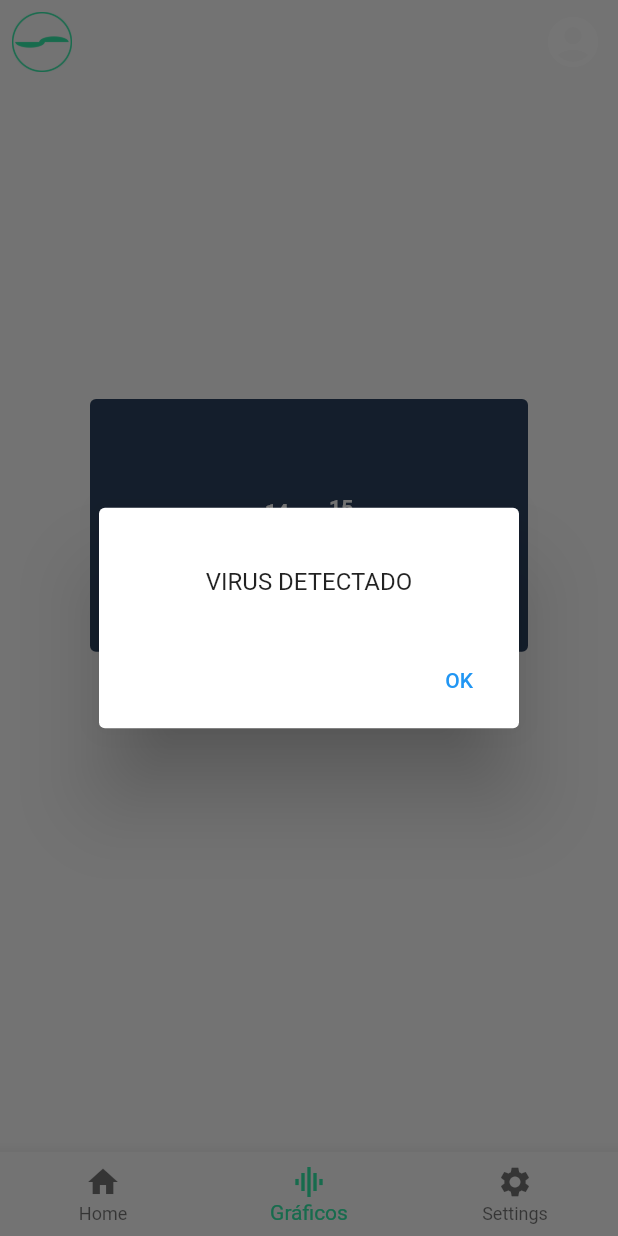
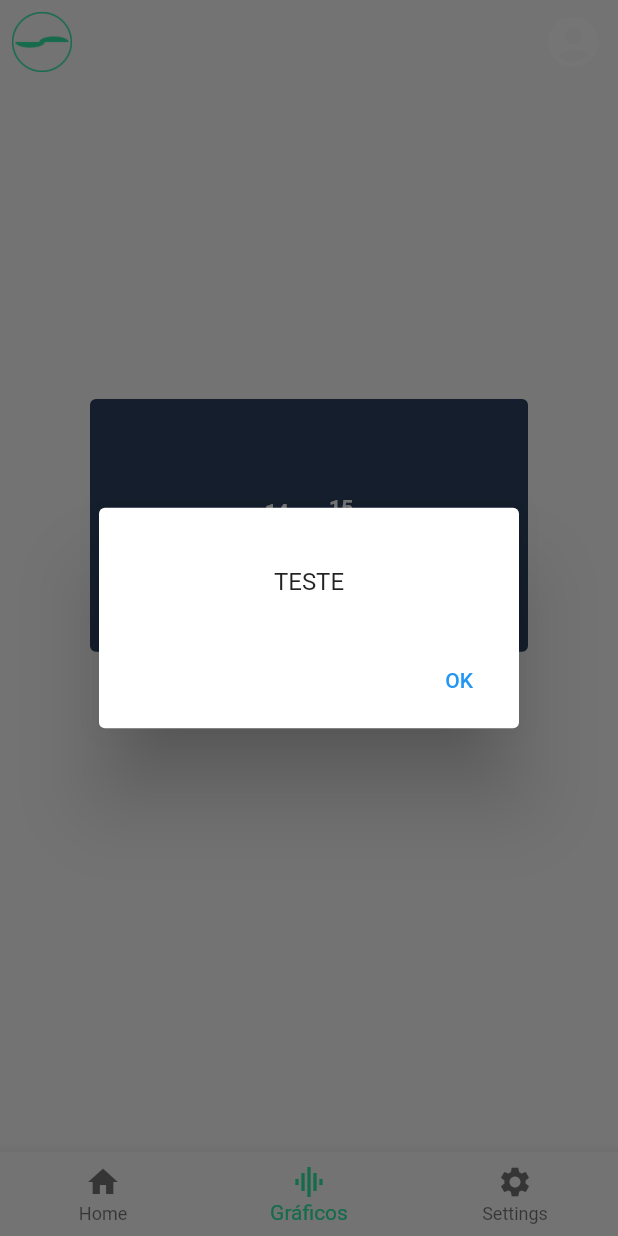
Before and after one commit to smartchair/smart-chair-frontend, a Flutter app: the BottomNavigationBarMenu screen opened directly, item 2 of the bottom bar chosen, after a tap on the "account circle" icon, on a phone screen of 412 x 824 dp. Run offline on Flutter 3.47's test engine with Material 2 defaults, Android fonts, the phone set to English and light mode, and no system bars; drawn by our look-alikes of fl_chart; our stand-ins replace flutter_mobx, get_it, mobx, settings_ui, shared_preferences, shimmer; missing offline and left inert: flutter_barcode_scanner; accounts and stored records are empty; generated files the repository leaves out were written again.

Commit message:
Fix logout issue

```diff
--- a/lib/bottomNavigationBarMenu/bottom_navigation_bar_menu.dart
+++ b/lib/bottomNavigationBarMenu/bottom_navigation_bar_menu.dart
@@ -40,8 +40,8 @@ class _BottomNavigationBarMenuState extends State<BottomNavigationBarMenu> {
     // TODO: implement initState
     super.initState();
     when((_) => userManagerStore.user == null, () {
-      Navigator.of(context).pushReplacement(
-          MaterialPageRoute(builder: (context) => LoginPage()));
+      Navigator.pushReplacement(
+          context, MaterialPageRoute(builder: (context) => LoginPage()));
     });
   }
 
@@ -63,7 +63,7 @@ class _BottomNavigationBarMenuState extends State<BottomNavigationBarMenu> {
             padding: const EdgeInsets.only(right: 10),
             child: IconButton(
               onPressed: () {
-                _showAlertDialog(context, 'VIRUS DETECTADO');
+                _showAlertDialog(context, 'TESTE');
               },
               icon: Icon(
                 Icons.account_circle_rounded,
--- a/lib/main.dart
+++ b/lib/main.dart
@@ -1,12 +1,10 @@
 import 'package:flutter/cupertino.dart';
 import 'package:flutter/material.dart';
 import 'package:get_it/get_it.dart';
-import 'package:smart_chair_frontend/stores/chair_manager_store.dart';
 import 'package:smart_chair_frontend/stores/chair_store.dart';
 import 'package:smart_chair_frontend/stores/current_chair_data_store.dart';
 import 'package:smart_chair_frontend/stores/graph_data_store.dart';
 import 'package:smart_chair_frontend/stores/user_manager_store.dart';
-import 'package:smart_chair_frontend/utils/const.dart';
 import 'screens/loginPage/login_page.dart';
 
 void main() {
@@ -19,7 +17,6 @@ void setupLocators() {
   GetIt.I.registerSingleton(ChairStore());
   GetIt.I.registerSingleton(GraphStore());
   GetIt.I.registerSingleton(CurrentChairDataStore());
-  GetIt.I.registerSingleton(ChairManagerStore());
 }
 
 class MyApp extends StatelessWidget {
--- a/lib/screens/chairNamePage/chair_name_page.dart
+++ b/lib/screens/chairNamePage/chair_name_page.dart
@@ -1,6 +1,5 @@
 import 'package:flutter/material.dart';
 import 'package:flutter_mobx/flutter_mobx.dart';
-import 'package:get_it/get_it.dart';
 import 'package:mobx/mobx.dart';
 import 'package:smart_chair_frontend/bottomButtonWidget/bottom_button.dart';
 import 'package:smart_chair_frontend/models/chair.dart';
@@ -23,7 +22,6 @@ class _ChairNamePageState extends State<ChairNamePage> {
         chairStore = ChairStore(chair: chair ?? Chair());
 
   final ChairStore chairStore;
-  // final ChairStore chairStore = GetIt.I<ChairStore>();
 
   bool edit;
 
--- a/lib/screens/homePage/home_page.dart
+++ b/lib/screens/homePage/home_page.dart
@@ -1,37 +1,12 @@
 import 'package:flutter/material.dart';
-import 'dart:async';
-import 'package:get_it/get_it.dart';
-import 'package:mobx/mobx.dart';
 import 'package:smart_chair_frontend/bottomButtonWidget/bottom_button.dart';
 import 'package:smart_chair_frontend/screens/devicesPage/device_page.dart';
 import 'package:smart_chair_frontend/screens/homePage/widgets/card_gamification.dart';
 import 'package:smart_chair_frontend/screens/homePage/widgets/card_sensors.dart';
 import 'package:smart_chair_frontend/screens/homePage/widgets/card_suggestions.dart';
-import 'package:smart_chair_frontend/stores/chair_store.dart';
-import 'package:smart_chair_frontend/stores/user_manager_store.dart';
 import 'package:smart_chair_frontend/utils/const.dart';
 
-class HomePage extends StatefulWidget {
-  @override
-  _HomePageState createState() => _HomePageState();
-}
-
-class _HomePageState extends State<HomePage> {
-  final UserManagerStore userManagerStore = GetIt.I<UserManagerStore>();
-  final ChairStore chairStore = GetIt.I<ChairStore>();
-
-  @override
-  void initState() {
-    // TODO: implement initState
-    super.initState();
-
-    // Future.delayed(Duration(milliseconds: 100), chairStore.getChair);
-
-    when((_) => userManagerStore.user.chairs.keys.isEmpty, () {
-      Future.delayed(Duration(milliseconds: 100), chairStore.getChair);
-    });
-  }
-
+class HomePage extends StatelessWidget {
   @override
   Widget build(BuildContext context) {
     return Scaffold(
--- a/lib/screens/homePage/widgets/card_sensors.dart
+++ b/lib/screens/homePage/widgets/card_sensors.dart
@@ -1,20 +1,14 @@
-import 'package:flutter/cupertino.dart';
+import 'dart:async';
 import 'package:flutter/material.dart';
 import 'package:flutter_mobx/flutter_mobx.dart';
 import 'package:get_it/get_it.dart';
 import 'package:mobx/mobx.dart';
 import 'package:shimmer/shimmer.dart';
-import 'package:smart_chair_frontend/stores/chair_manager_store.dart';
 import 'package:smart_chair_frontend/stores/chair_store.dart';
 import 'package:smart_chair_frontend/stores/current_chair_data_store.dart';
 import 'package:smart_chair_frontend/stores/user_manager_store.dart';
 
 class CardSensor extends StatefulWidget {
-  final double temp;
-  final double lum;
-
-  CardSensor({this.temp, this.lum});
-
   @override
   _CardSensorState createState() => _CardSensorState();
 }
@@ -25,7 +19,6 @@ class _CardSensorState extends State<CardSensor> {
       GetIt.I<CurrentChairDataStore>();
   final ChairStore chairStore = GetIt.I<ChairStore>();
 
-  final ChairManagerStore chairManagerStore = GetIt.I<ChairManagerStore>();
   ReactionDisposer disposeReaction;
 
   @override
@@ -33,12 +26,18 @@ class _CardSensorState extends State<CardSensor> {
     // TODO: implement initState
     super.initState();
 
-    disposeReaction =
-        reaction((_) => chairManagerStore.selectedChair, (newChair) {
+    when(
+        (_) => (userManagerStore.user.chairs.keys.isEmpty ||
+            chairStore.selectedChair.isEmpty), () {
+      Future.delayed(Duration(milliseconds: 100), chairStore.getChair);
+    });
+
+    disposeReaction = reaction((_) => chairStore.selectedChair, (newChair) {
+      print('inside reaction');
+      print('value chairSelected ${chairStore.selectedChair}');
       currentChairDataStore.getCurrentTemp(newChair);
       currentChairDataStore.getCurrentLum(newChair);
     });
-    //dispose();
   }
 
   @override
@@ -54,9 +53,13 @@ class _CardSensorState extends State<CardSensor> {
     return Column(
       crossAxisAlignment: CrossAxisAlignment.start,
       children: [
+        Row(
+          mainAxisAlignment: MainAxisAlignment.spaceBetween,
+          children: [
             Container(
               padding: EdgeInsets.only(left: 20),
-          child: Observer(builder: (_) {
+              child: Observer(
+                builder: (_) {
                   if (chairStore.loading) {
                     return SizedBox(
                       height: 30,
@@ -70,19 +73,23 @@ class _CardSensorState extends State<CardSensor> {
                         ),
                       ),
                     );
-            } else if (chairManagerStore.selectedChair != null &&
-                chairManagerStore.selectedChair != '') {
+                  } else if (chairStore.selectedChair != null &&
+                      chairStore.selectedChair != '' &&
+                      userManagerStore.isLoggedIn) {
                     return Container(
                       child: DropdownButton<String>(
-                  value: chairManagerStore.selectedChair,
-                  onChanged: chairManagerStore.setChangedChair,
+                        value: chairStore.selectedChair,
+                        onChanged: chairStore.setChangedChair,
                         items: userManagerStore.user.chairs.keys
                             .map<DropdownMenuItem<String>>((String key) {
                           return DropdownMenuItem<String>(
                             value: key,
-                      child: Text(userManagerStore.user.chairs.values
-                          .firstWhere((element) =>
-                              userManagerStore.user.chairs[key] == element)),
+                            child: Text(
+                              userManagerStore.user.chairs.values.firstWhere(
+                                  (element) =>
+                                      userManagerStore.user.chairs[key] ==
+                                      element),
+                            ),
                           );
                         }).toList(),
                       ),
@@ -90,9 +97,21 @@ class _CardSensorState extends State<CardSensor> {
                   } else {
                     return Container();
                   }
-          }),
+                },
+              ),
             ),
             Container(
+              child: IconButton(
+                icon: Icon(Icons.refresh),
+                onPressed: chairStore.getChair,
+              ),
+            ),
+          ],
+        ),
+        Observer(builder: (_) {
+          if (userManagerStore.isLoggedIn &&
+              userManagerStore.user.chairs.isNotEmpty) {
+            return Container(
               height: 150,
               width: 500,
               child: Card(
@@ -154,7 +173,8 @@ class _CardSensorState extends State<CardSensor> {
                               style: TextStyle(
                                   fontSize: 15, fontWeight: FontWeight.w500),
                             ),
-                        Observer(builder: (_) {
+                            Observer(
+                              builder: (_) {
                                 if (currentChairDataStore.lum == null ||
                                     currentChairDataStore.loading) {
                                   return Align(
@@ -178,11 +198,13 @@ class _CardSensorState extends State<CardSensor> {
                                     child: Text(
                                       "${currentChairDataStore.lum == null ? 0 : currentChairDataStore.lum.round()} lumens",
                                       style: TextStyle(
-                                    fontSize: 22, fontWeight: FontWeight.w700),
+                                          fontSize: 22,
+                                          fontWeight: FontWeight.w700),
                                     ),
                                   );
                                 }
-                        }),
+                              },
+                            ),
                           ],
                         ),
                       ),
@@ -204,12 +226,48 @@ class _CardSensorState extends State<CardSensor> {
                                 fontSize: 22, fontWeight: FontWeight.w700),
                           ),
                         ],
-                  )
+                      ),
                     ],
                   ),
                 ),
               ),
+            );
+          } else if (chairStore.loading) {
+            return Container(
+              padding: EdgeInsets.all(8),
+              height: 150,
+              width: 500,
+              child: Shimmer.fromColors(
+                baseColor: Colors.grey[350],
+                highlightColor: Colors.white10,
+                enabled: true,
+                child: Container(
+                  color: Colors.white,
                 ),
+              ),
+            );
+          } else {
+            return Container(
+              height: 150,
+              width: 500,
+              child: Card(
+                shape: RoundedRectangleBorder(
+                  borderRadius: BorderRadius.circular(15),
+                ),
+                color: Colors.grey.shade300,
+                child: Center(
+                  child: Container(
+                    child: Text(
+                      'Nenhum dispositivo encontrado',
+                      style:
+                          TextStyle(fontSize: 20, fontWeight: FontWeight.w600),
+                    ),
+                  ),
+                ),
+              ),
+            );
+          }
+        }),
       ],
     );
   }
--- a/lib/stores/current_chair_data_store.dart
+++ b/lib/stores/current_chair_data_store.dart
@@ -47,4 +47,10 @@ abstract class _CurrentChairDataStore with Store {
 
     loading = false;
   }
+
+  @action
+  void resetChairData(double value) {
+    temp = value;
+    lum = value;
+  }
 }
--- a/lib/stores/login_store.dart
+++ b/lib/stores/login_store.dart
@@ -1,7 +1,6 @@
 import 'package:get_it/get_it.dart';
 import 'package:mobx/mobx.dart';
 import 'package:smart_chair_frontend/http/user_controller.dart';
-import 'package:smart_chair_frontend/models/user.dart';
 import 'package:smart_chair_frontend/stores/user_manager_store.dart';
 import 'dart:async';
 
@@ -23,7 +22,7 @@ abstract class _LoginStore with Store {
   String error;
 
   @action
-  void setEmail(String value) => email = value;
+  void setEmail(String value) => email = value.toLowerCase();
 
   @action
   void setPass(String value) => password = value;
```
Also changed, not shown: lib/http/teste_mock_post_chair_info_controller.dart (added, +35 -0 lines), lib/models/chair.dart (+7 -0 lines), lib/screens/codeScanPage/code_scan_page.dart (+39 -17 lines), lib/screens/devicesPage/device_page.dart (+17 -57 lines), lib/stores/chair_manager_store.dart (deleted, +0 -13 lines), lib/stores/chair_store.dart (+25 -19 lines), lib/stores/user_manager_store.dart (+9 -4 lines), lib/stores/chair_store.g.dart, lib/stores/user_manager_store.g.dart. Lines whose indentation alone changed are shown as unchanged.
